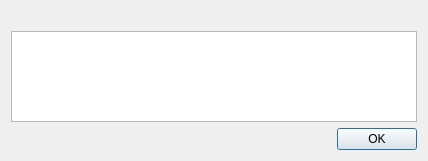
This is client/src/ui/dialogs/license_notification_dialog.ui in networkoptix/nx_open as Qt 5 draws it before an edit. The edited form follows.
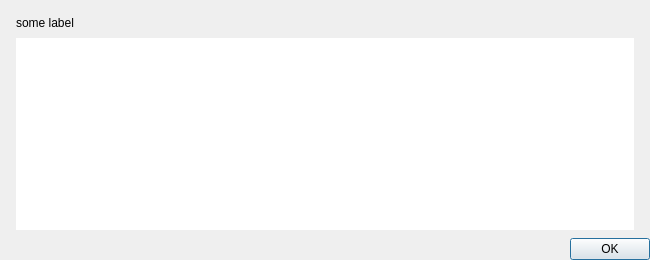
This is the edited form.

Patch:
```diff
--- a/client/src/ui/dialogs/license_notification_dialog.ui
+++ b/client/src/ui/dialogs/license_notification_dialog.ui
@@ -6,23 +6,59 @@
    <rect>
     <x>0</x>
     <y>0</y>
-    <width>428</width>
-    <height>161</height>
+    <width>650</width>
+    <height>260</height>
    </rect>
   </property>
   <property name="windowTitle">
    <string>Warning</string>
   </property>
   <layout class="QVBoxLayout" name="verticalLayout">
+   <property name="spacing">
+    <number>8</number>
+   </property>
+   <property name="leftMargin">
+    <number>0</number>
+   </property>
+   <property name="topMargin">
+    <number>0</number>
+   </property>
+   <property name="rightMargin">
+    <number>0</number>
+   </property>
+   <property name="bottomMargin">
+    <number>0</number>
+   </property>
+   <item>
+    <widget class="QWidget" name="widget" native="true">
+     <layout class="QVBoxLayout" name="verticalLayout_2">
+      <property name="spacing">
+       <number>8</number>
+      </property>
+      <property name="leftMargin">
+       <number>16</number>
+      </property>
+      <property name="topMargin">
+       <number>16</number>
+      </property>
+      <property name="rightMargin">
+       <number>16</number>
+      </property>
+      <property name="bottomMargin">
+       <number>0</number>
+      </property>
    <item>
     <widget class="QLabel" name="label">
      <property name="text">
-      <string/>
+         <string notr="true">some label</string>
      </property>
     </widget>
    </item>
    <item>
     <widget class="QTreeView" name="treeView">
+        <property name="frameShape">
+         <enum>QFrame::NoFrame</enum>
+        </property>
      <property name="editTriggers">
       <set>QAbstractItemView::NoEditTriggers</set>
      </property>
@@ -35,6 +71,9 @@
      <property name="expandsOnDoubleClick">
       <bool>false</bool>
      </property>
+       </widget>
+      </item>
+     </layout>
     </widget>
    </item>
    <item>
```
Lines whose indentation alone changed are shown as unchanged.
